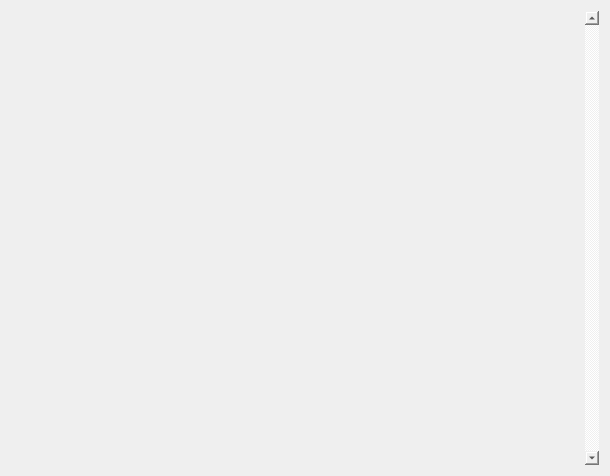
The window that Code/PaperFriend/all_habits.ui (RomainPuech/Paper-Friend) describes before a commit, drawn with Qt 5.
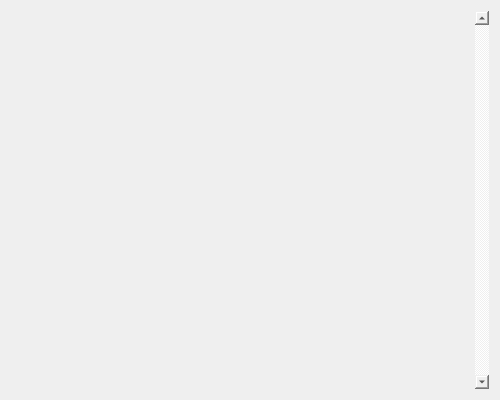
The same window after the commit.

Diff of the .ui file:
```diff
--- a/Code/PaperFriend/all_habits.ui
+++ b/Code/PaperFriend/all_habits.ui
@@ -6,8 +6,8 @@
    <rect>
     <x>0</x>
     <y>0</y>
-    <width>610</width>
-    <height>476</height>
+    <width>500</width>
+    <height>400</height>
    </rect>
   </property>
   <property name="windowTitle">
```
Left out of the diff: 8 changed lines with no effect on the pictures.
